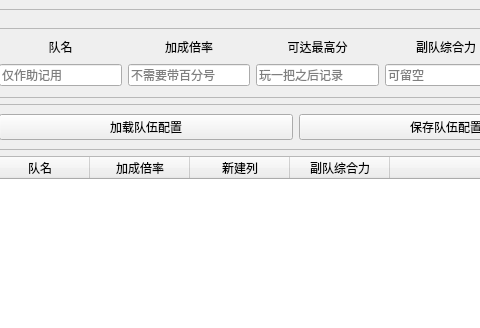
Old version of the form GUI.ui in the repository ENOIIA/bandori-planner; both pictures show x 169 to 649 and y 0 to 328 of the 800 by 600 pixel window.
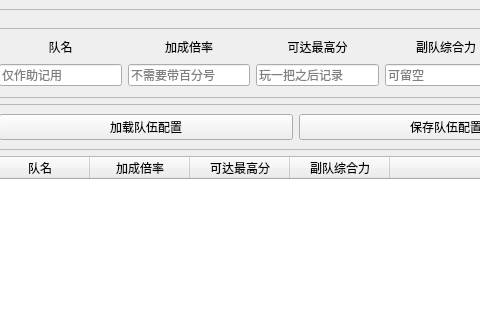
New version of the form.

Commit message: refactor: 将addBtn改名为addBandBtn，将表格的“新建列”改名为“可达最高分”

The edit to the form file:
```diff
--- a/GUI.ui
+++ b/GUI.ui
@@ -293,7 +293,7 @@
                </column>
                <column>
                 <property name="text">
-                 <string>新建列</string>
+                 <string>可达最高分</string>
                 </property>
                </column>
                <column>
```
Left out of the diff: 4 changed lines with no effect on the pictures. The commit also changes 1 other file.
